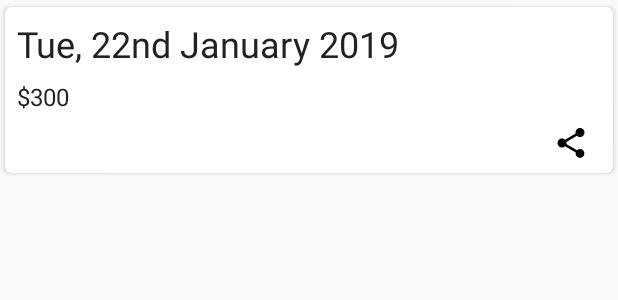
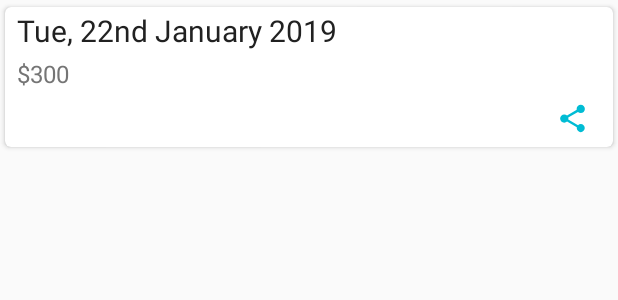
Before and after one commit to Iyamu-J/TradeTrack, an Android app: the layout fragment_record.xml on its own in the app's theme, with its tools: preview values and no code run, on a phone screen of 412 x 824 dp. Shown: the top 300 px of the screen. Run offline under Robolectric (Android 15) with nearby library versions, the phone set to English and light mode, and no system bars.

Commit message:
Small tweaks to the UI
Signed-off-by: Iyamu Joshua <ayevbeosa.j@gmail.com>

```diff
--- a/app/src/main/res/drawable/ic_share.xml
+++ b/app/src/main/res/drawable/ic_share.xml
@@ -1,9 +1,9 @@
 <vector xmlns:android="http://schemas.android.com/apk/res/android"
-        android:width="24dp"
-        android:height="24dp"
-        android:viewportWidth="24.0"
-        android:viewportHeight="24.0">
+    android:width="22dp"
+    android:height="22dp"
+    android:viewportWidth="24.0"
+    android:viewportHeight="24.0">
     <path
-        android:fillColor="#FF000000"
-        android:pathData="M18,16.08c-0.76,0 -1.44,0.3 -1.96,0.77L8.91,12.7c0.05,-0.23 0.09,-0.46 0.09,-0.7s-0.04,-0.47 -0.09,-0.7l7.05,-4.11c0.54,0.5 1.25,0.81 2.04,0.81 1.66,0 3,-1.34 3,-3s-1.34,-3 -3,-3 -3,1.34 -3,3c0,0.24 0.04,0.47 0.09,0.7L8.04,9.81C7.5,9.31 6.79,9 6,9c-1.66,0 -3,1.34 -3,3s1.34,3 3,3c0.79,0 1.5,-0.31 2.04,-0.81l7.12,4.16c-0.05,0.21 -0.08,0.43 -0.08,0.65 0,1.61 1.31,2.92 2.92,2.92 1.61,0 2.92,-1.31 2.92,-2.92s-1.31,-2.92 -2.92,-2.92z"/>
+        android:fillColor="@color/primary"
+        android:pathData="M18,16.08c-0.76,0 -1.44,0.3 -1.96,0.77L8.91,12.7c0.05,-0.23 0.09,-0.46 0.09,-0.7s-0.04,-0.47 -0.09,-0.7l7.05,-4.11c0.54,0.5 1.25,0.81 2.04,0.81 1.66,0 3,-1.34 3,-3s-1.34,-3 -3,-3 -3,1.34 -3,3c0,0.24 0.04,0.47 0.09,0.7L8.04,9.81C7.5,9.31 6.79,9 6,9c-1.66,0 -3,1.34 -3,3s1.34,3 3,3c0.79,0 1.5,-0.31 2.04,-0.81l7.12,4.16c-0.05,0.21 -0.08,0.43 -0.08,0.65 0,1.61 1.31,2.92 2.92,2.92 1.61,0 2.92,-1.31 2.92,-2.92s-1.31,-2.92 -2.92,-2.92z" />
 </vector>
--- a/app/src/main/res/layout/fragment_record.xml
+++ b/app/src/main/res/layout/fragment_record.xml
@@ -17,23 +17,24 @@
 
         <TextView
             android:id="@+id/date"
-            android:layout_width="match_parent"
+            android:layout_width="wrap_content"
             android:layout_height="wrap_content"
             android:layout_marginStart="8dp"
-            android:layout_marginTop="8dp"
+            android:layout_marginTop="2dp"
             android:layout_marginEnd="8dp"
             android:textAppearance="@style/TextAppearance.AppCompat.Headline"
+            android:textSize="20sp"
             tools:text="Tue, 22nd January 2019" />
 
         <TextView
             android:id="@+id/profit"
-            android:layout_width="match_parent"
+            android:layout_width="wrap_content"
             android:layout_height="wrap_content"
             android:layout_marginStart="8dp"
-            android:layout_marginTop="8dp"
+            android:layout_marginTop="4dp"
             android:layout_marginEnd="8dp"
-            android:gravity=""
             android:textAppearance="@style/TextAppearance.AppCompat.Subhead"
+            android:textColor="@color/secondary_text"
             tools:text="$300" />
 
         <ImageButton
@@ -41,12 +42,14 @@
             android:layout_width="wrap_content"
             android:layout_height="wrap_content"
             android:layout_gravity="end"
-            android:paddingEnd="16dp"
+            android:background="@android:color/transparent"
+            android:contentDescription="@string/share_content_description"
             android:paddingStart="16dp"
             android:paddingTop="8dp"
+            android:paddingEnd="16dp"
             android:paddingBottom="8dp"
-            android:background="@android:color/transparent"
-            android:contentDescription="@string/share_content_description"
             app:srcCompat="@drawable/ic_share" />
+
     </LinearLayout>
+
 </android.support.v7.widget.CardView>
```
